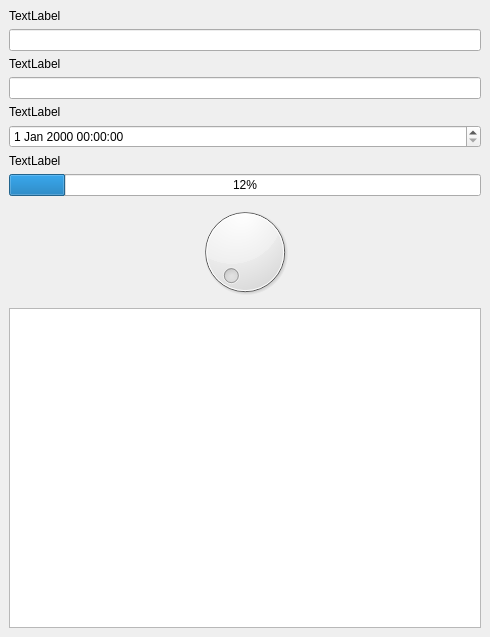
Above: 102/gui/leftDock.ui from Monte42/PyQt before the change. Below: the same form after it.
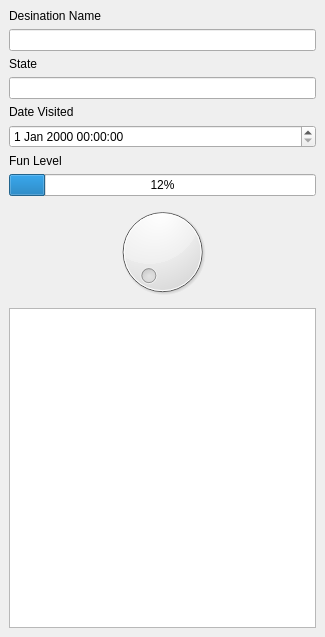
That is the form after the change.

Commit message: 102 added bottom & right docks

The edit to the form file:
```diff
--- a/102/gui/leftDock.ui
+++ b/102/gui/leftDock.ui
@@ -6,7 +6,7 @@
    <rect>
     <x>0</x>
     <y>0</y>
-    <width>490</width>
+    <width>325</width>
     <height>637</height>
    </rect>
   </property>
@@ -22,6 +22,12 @@
     <height>415</height>
    </size>
   </property>
+  <property name="maximumSize">
+   <size>
+    <width>450</width>
+    <height>2000</height>
+   </size>
+  </property>
   <property name="floating">
    <bool>false</bool>
   </property>
@@ -33,7 +39,7 @@
     <item>
      <widget class="QLabel" name="label">
       <property name="text">
-       <string>TextLabel</string>
+       <string>Desination Name</string>
       </property>
      </widget>
     </item>
@@ -43,7 +49,7 @@
     <item>
      <widget class="QLabel" name="label_2">
       <property name="text">
-       <string>TextLabel</string>
+       <string>State</string>
       </property>
      </widget>
     </item>
@@ -56,7 +62,7 @@
        <enum>QFrame::Sunken</enum>
       </property>
       <property name="text">
-       <string>TextLabel</string>
+       <string>Date Visited</string>
       </property>
      </widget>
     </item>
@@ -66,7 +72,7 @@
     <item>
      <widget class="QLabel" name="label_4">
       <property name="text">
-       <string>TextLabel</string>
+       <string>Fun Level</string>
       </property>
      </widget>
     </item>
@@ -78,10 +84,24 @@
      </widget>
     </item>
     <item>
-     <widget class="QDial" name="dial"/>
+     <widget class="QDial" name="inputFun">
+      <property name="maximumSize">
+       <size>
+        <width>450</width>
+        <height>16777215</height>
+       </size>
+      </property>
+     </widget>
     </item>
     <item>
-     <widget class="QTextEdit" name="textEdit"/>
+     <widget class="QTextEdit" name="displayData">
+      <property name="cursor" stdset="0">
+       <cursorShape>ForbiddenCursor</cursorShape>
+      </property>
+      <property name="readOnly">
+       <bool>true</bool>
+      </property>
+     </widget>
     </item>
    </layout>
   </widget>
```
Left out of the diff: 14 changed lines with no effect on the pictures. The commit also changes 6 other files.
